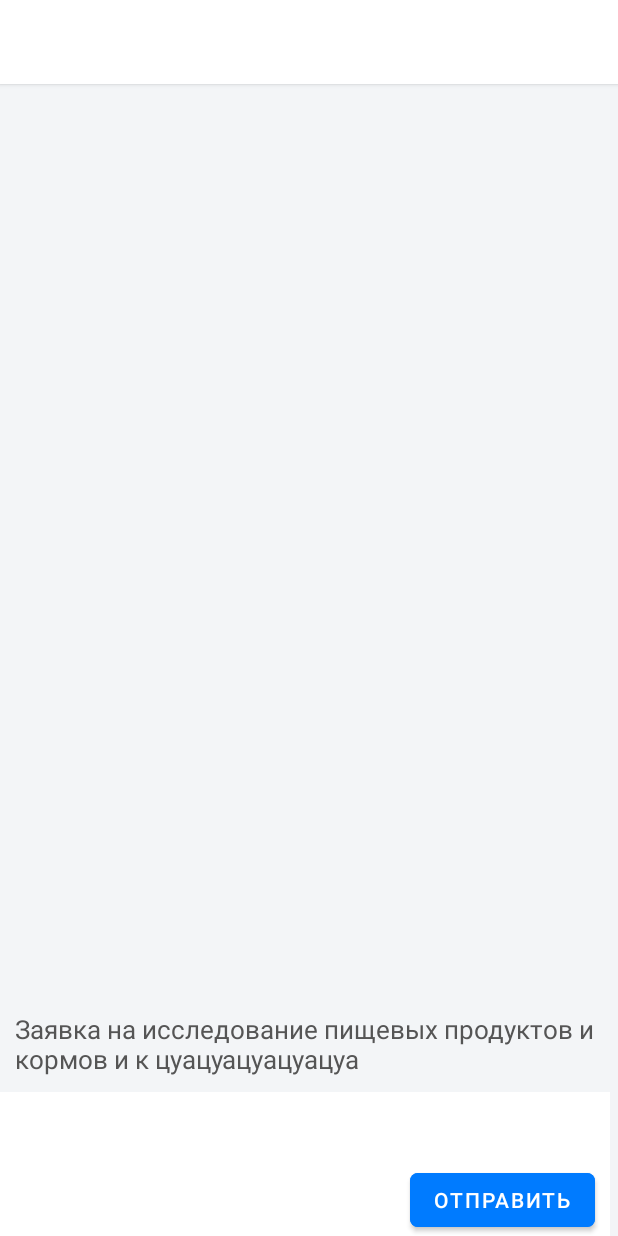
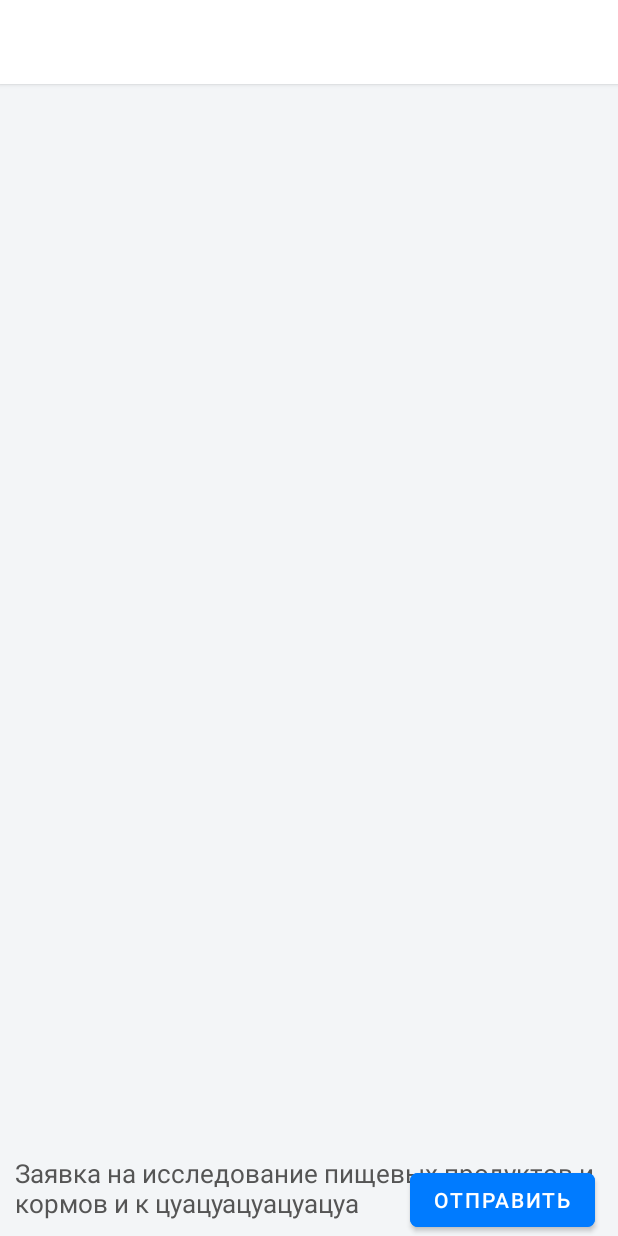
Before and after one commit to Torear797/Android-LK-BMVL, an Android app: the layout activity_create_order.xml on its own in the app's theme, with its tools: preview values and no code run, on a phone screen of 412 x 824 dp. Run offline under Robolectric (Android 15) with nearby library versions, the phone set to English and light mode, and no system bars.

Commit message:
Оптимизация

```diff
--- a/app/src/main/java/com/bmvl/lk/App.java
+++ b/app/src/main/java/com/bmvl/lk/App.java
@@ -40,7 +40,7 @@ public class App extends Application {
     }
 
     public void CreateSerchFields() {
-        SearchFragment.Fields.clear();
+      //  SearchFragment.Fields.clear();
         SearchFragment.Fields.add(new SearchField("", "Номер заявки", InputType.TYPE_CLASS_NUMBER));
         SearchFragment.Fields.add(new SearchField("", "Номер протокола", InputType.TYPE_CLASS_NUMBER));
 
--- a/app/src/main/java/com/bmvl/lk/ViewHolders/TextViewHolder.java
+++ b/app/src/main/java/com/bmvl/lk/ViewHolders/TextViewHolder.java
@@ -9,9 +9,10 @@ import com.bmvl.lk.R;
 import com.google.android.material.textfield.TextInputEditText;
 import com.google.android.material.textfield.TextInputLayout;
 
-public class TextViewHolder extends RecyclerView.ViewHolder  {
-    public TextInputEditText field;
+public class TextViewHolder extends RecyclerView.ViewHolder {
+    public final TextInputEditText field;
     public final TextInputLayout Layout;
+
     public TextViewHolder(@NonNull View itemView) {
         super(itemView);
         field = itemView.findViewById(R.id.TextInput);
--- a/app/src/main/java/com/bmvl/lk/ui/Create_Order/FieldsAdapter.java
+++ b/app/src/main/java/com/bmvl/lk/ui/Create_Order/FieldsAdapter.java
@@ -65,8 +65,7 @@ public class FieldsAdapter extends RecyclerView.Adapter {
                 AdapterView.OnItemSelectedListener itemSelectedListener = new AdapterView.OnItemSelectedListener() {
                     @Override
                     public void onItemSelected(AdapterView<?> parent, View view, int position, long id) {
-                        String item = (String) parent.getItemAtPosition(position);
-                        OrderFields.put(GetColumn_id(holder1.getLayoutPosition()), String.valueOf(item));
+                        OrderFields.put(GetColumn_id(holder1.getLayoutPosition()), String.valueOf(parent.getItemAtPosition(position)));
                     }
 
                     @Override
--- a/app/src/main/java/com/bmvl/lk/ui/search/SearchFieldsAdapter.java
+++ b/app/src/main/java/com/bmvl/lk/ui/search/SearchFieldsAdapter.java
@@ -2,7 +2,6 @@ package com.bmvl.lk.ui.search;
 
 import android.app.DatePickerDialog;
 import android.content.Context;
-import android.os.AsyncTask;
 import android.view.LayoutInflater;
 import android.view.View;
 import android.view.ViewGroup;
@@ -25,7 +24,7 @@ import java.util.Objects;
 class SearchFieldsAdapter extends RecyclerView.Adapter {
     private LayoutInflater inflater;
     private static Calendar dateAndTime = Calendar.getInstance();
-   // private AsyncTask mAsyncTask;
+    // private AsyncTask mAsyncTask;
 
     SearchFieldsAdapter(Context context) {
         this.inflater = LayoutInflater.from(context);
@@ -85,6 +84,7 @@ class SearchFieldsAdapter extends RecyclerView.Adapter {
 
                 }
             }
+
         }
 
     }
--- a/app/src/main/res/layout/activity_create_order.xml
+++ b/app/src/main/res/layout/activity_create_order.xml
@@ -51,11 +51,11 @@
                 android:layout_height="wrap_content"
                 android:layout_gravity="start"
                 android:layout_marginEnd="10dp"
+                android:onClick="sendAction"
                 android:text="@string/create_botton"
-                android:onClick="sendAction"
                 app:cornerRadius="5dp"
+                app:layout_constraintBottom_toBottomOf="parent"
                 app:layout_constraintEnd_toEndOf="parent"
-                app:layout_constraintTop_toTopOf="@+id/AcceptcheckBox"
                 app:strokeColor="@color/accent"
                 app:strokeWidth="1dp" />
 
@@ -76,6 +76,7 @@
                 android:layout_width="match_parent"
                 android:layout_height="wrap_content"
                 android:visibility="gone"
+                app:layout_constraintBottom_toTopOf="@+id/Create"
                 app:layout_constraintEnd_toEndOf="parent"
                 app:layout_constraintStart_toStartOf="parent"
                 app:layout_constraintTop_toBottomOf="@+id/FieldList" />
@@ -85,13 +86,11 @@
                 android:layout_width="wrap_content"
                 android:layout_height="wrap_content"
                 android:layout_marginStart="10dp"
-                android:layout_marginTop="10dp"
-                android:layout_marginBottom="10dp"
+                android:text="@string/accept"
                 android:visibility="gone"
-                android:text="@string/accept"
                 app:layout_constraintBottom_toBottomOf="parent"
                 app:layout_constraintStart_toStartOf="parent"
-                app:layout_constraintTop_toBottomOf="@+id/Menu_proby_fragment" />
+                app:layout_constraintTop_toTopOf="@+id/Create" />
 
 
         </androidx.constraintlayout.widget.ConstraintLayout>
--- a/app/src/main/res/layout/fragment_proby_menu.xml
+++ b/app/src/main/res/layout/fragment_proby_menu.xml
@@ -17,7 +17,6 @@
     <androidx.viewpager2.widget.ViewPager2
         android:id="@+id/viewPager"
         android:layout_width="match_parent"
-        android:layout_height="wrap_content"
-        />
+        android:layout_height="wrap_content" />
 
 </LinearLayout>
--- a/app/src/main/res/layout/item_field.xml
+++ b/app/src/main/res/layout/item_field.xml
@@ -3,8 +3,7 @@
     style="@style/MyHintText"
     android:id="@+id/TextLayout"
     android:layout_width="match_parent"
-    android:layout_height="wrap_content"
-    >
+    android:layout_height="wrap_content">
 
     <com.google.android.material.textfield.TextInputEditText
         android:id="@+id/TextInput"
--- a/app/src/main/res/layout/item_prob.xml
+++ b/app/src/main/res/layout/item_prob.xml
@@ -2,7 +2,6 @@
 <com.daimajia.swipe.SwipeLayout xmlns:android="http://schemas.android.com/apk/res/android"
     xmlns:app="http://schemas.android.com/apk/res-auto"
     android:id="@+id/swipe"
-    style="@style/ClearFocus"
     android:layout_width="match_parent"
     android:layout_height="wrap_content"
     app:layout_constraintEnd_toEndOf="parent"
```
